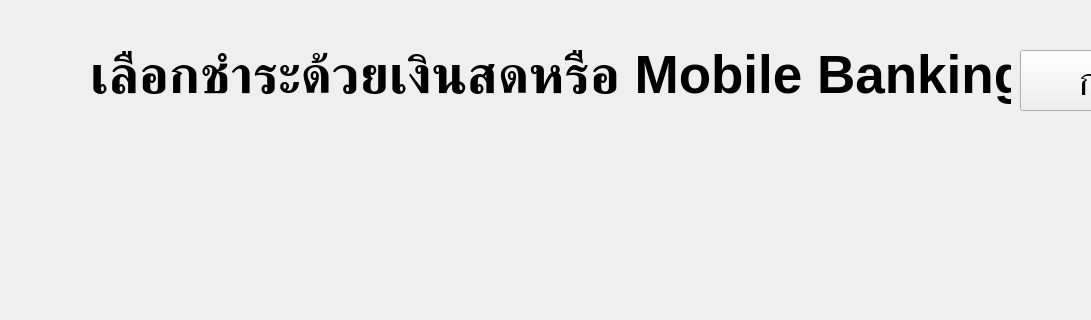
First picture: the form in ui/payment.ui, repository napassadol/rent_room_pyqt, before the edit; both pictures show x 0 to 1091 and y 0 to 320 of the 1280 by 800 pixel window.
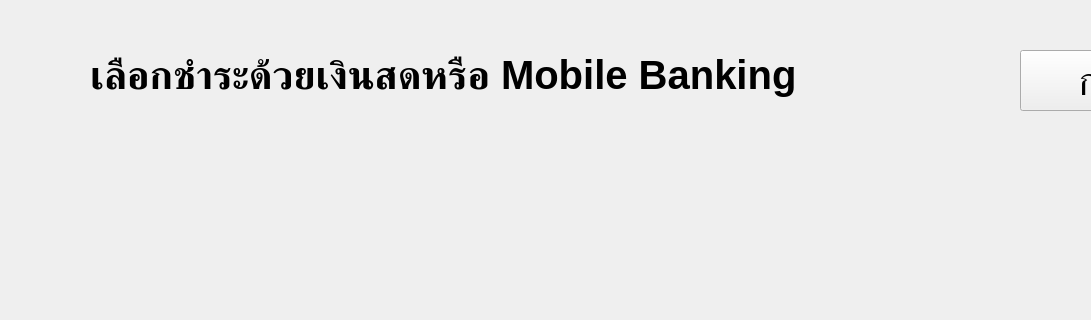
Second picture: the form after the edit. Icons and pictures are not drawn.

```diff
--- a/ui/payment.ui
+++ b/ui/payment.ui
@@ -36,7 +36,7 @@
     </property>
     <property name="font">
      <font>
-      <pointsize>40</pointsize>
+      <pointsize>30</pointsize>
       <weight>75</weight>
       <bold>true</bold>
      </font>
```
